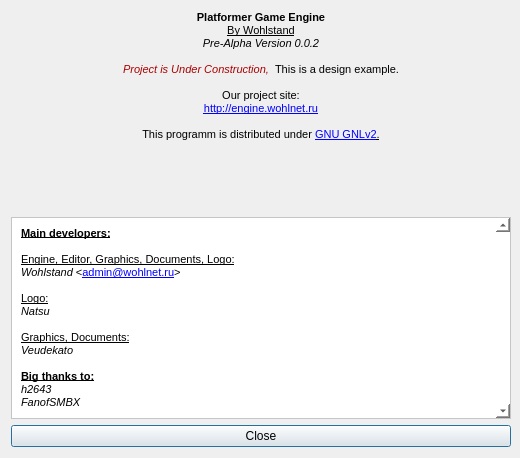
The window that Editor/aboutdialog.ui (WohlSoft/Moondust-Project) describes before a commit, drawn with Qt 5.
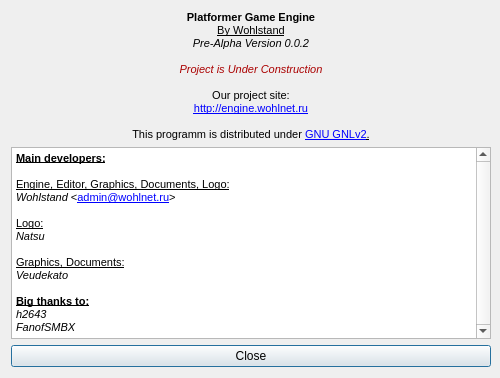
The same window after the commit. Icons and pictures are not drawn.

Commit message: Update Level Render in window

```diff
--- a/Editor/aboutdialog.ui
+++ b/Editor/aboutdialog.ui
@@ -10,7 +10,7 @@
     <x>0</x>
     <y>0</y>
     <width>500</width>
-    <height>390</height>
+    <height>443</height>
    </rect>
   </property>
   <property name="sizePolicy">
@@ -54,66 +54,13 @@
   <property name="modal">
    <bool>true</bool>
   </property>
-  <layout class="QGridLayout" name="gridLayout" rowminimumheight="200,0,0" columnminimumwidth="500">
+  <layout class="QGridLayout" name="gridLayout" rowminimumheight="0,150,0">
    <property name="sizeConstraint">
     <enum>QLayout::SetFixedSize</enum>
    </property>
    <property name="rightMargin">
     <number>9</number>
    </property>
-   <item row="1" column="0">
-    <widget class="QScrollArea" name="scrollArea">
-     <property name="styleSheet">
-      <string notr="true">background-color: rgb(255, 255, 255);</string>
-     </property>
-     <property name="verticalScrollBarPolicy">
-      <enum>Qt::ScrollBarAlwaysOn</enum>
-     </property>
-     <property name="widgetResizable">
-      <bool>true</bool>
-     </property>
-     <widget class="QWidget" name="scrollAreaWidgetContents">
-      <property name="geometry">
-       <rect>
-        <x>0</x>
-        <y>0</y>
-        <width>463</width>
-        <height>200</height>
-       </rect>
-      </property>
-      <layout class="QVBoxLayout" name="verticalLayout">
-       <item>
-        <widget class="QLabel" name="label_2">
-         <property name="text">
-          <string>&lt;!DOCTYPE HTML PUBLIC &quot;-//W3C//DTD HTML 4.0//EN&quot; &quot;http://www.w3.org/TR/REC-html40/strict.dtd&quot;&gt;
-&lt;html&gt;&lt;head&gt;&lt;meta name=&quot;qrichtext&quot; content=&quot;1&quot; /&gt;&lt;style type=&quot;text/css&quot;&gt;
-p, li { white-space: pre-wrap; }
-&lt;/style&gt;&lt;/head&gt;&lt;body style=&quot; font-family:'MS Shell Dlg 2'; font-size:8.25pt; font-weight:400; font-style:normal;&quot;&gt;
-&lt;p style=&quot; margin-top:0px; margin-bottom:0px; margin-left:0px; margin-right:0px; -qt-block-indent:0; text-indent:0px;&quot;&gt;&lt;span style=&quot; font-size:8pt; font-weight:600; text-decoration: underline;&quot;&gt;Main developers:&lt;br /&gt;&lt;/span&gt;&lt;/p&gt;
-&lt;p style=&quot; margin-top:0px; margin-bottom:0px; margin-left:0px; margin-right:0px; -qt-block-indent:0; text-indent:0px;&quot;&gt;&lt;span style=&quot; font-size:8pt; text-decoration: underline;&quot;&gt;Engine, Editor, Graphics, Documents, Logo:&lt;/span&gt;&lt;/p&gt;
-&lt;p style=&quot; margin-top:0px; margin-bottom:0px; margin-left:0px; margin-right:0px; -qt-block-indent:0; text-indent:0px;&quot;&gt;&lt;span style=&quot; font-size:8pt; font-style:italic;&quot;&gt;Wohlstand&lt;/span&gt;&lt;span style=&quot; font-size:8pt;&quot;&gt; &amp;lt;&lt;/span&gt;&lt;a href=&quot;mailto:admin@wohlnet.ru&quot;&gt;&lt;span style=&quot; font-size:8pt; text-decoration: underline; color:#0000ff;&quot;&gt;admin@wohlnet.ru&lt;/span&gt;&lt;/a&gt;&lt;span style=&quot; font-size:8pt;&quot;&gt;&amp;gt;&lt;br /&gt;&lt;/span&gt;&lt;/p&gt;
-&lt;p style=&quot; margin-top:0px; margin-bottom:0px; margin-left:0px; margin-right:0px; -qt-block-indent:0; text-indent:0px;&quot;&gt;&lt;span style=&quot; font-size:8pt; text-decoration: underline;&quot;&gt;Logo:&lt;/span&gt;&lt;/p&gt;
-&lt;p style=&quot; margin-top:0px; margin-bottom:0px; margin-left:0px; margin-right:0px; -qt-block-indent:0; text-indent:0px;&quot;&gt;&lt;span style=&quot; font-size:8pt; font-style:italic;&quot;&gt;Natsu&lt;br /&gt;&lt;/span&gt;&lt;/p&gt;
-&lt;p style=&quot; margin-top:0px; margin-bottom:0px; margin-left:0px; margin-right:0px; -qt-block-indent:0; text-indent:0px;&quot;&gt;&lt;span style=&quot; font-size:8pt; text-decoration: underline;&quot;&gt;Graphics, Documents:&lt;/span&gt;&lt;/p&gt;
-&lt;p style=&quot; margin-top:0px; margin-bottom:0px; margin-left:0px; margin-right:0px; -qt-block-indent:0; text-indent:0px;&quot;&gt;&lt;span style=&quot; font-size:8pt; font-style:italic;&quot;&gt;Veudekato&lt;br /&gt;&lt;/span&gt;&lt;/p&gt;
-&lt;p style=&quot; margin-top:0px; margin-bottom:0px; margin-left:0px; margin-right:0px; -qt-block-indent:0; text-indent:0px;&quot;&gt;&lt;span style=&quot; font-size:8pt; font-weight:600; text-decoration: underline;&quot;&gt;Big thanks to:&lt;br /&gt;&lt;/span&gt;&lt;span style=&quot; font-size:8pt; font-style:italic;&quot;&gt;h2643&lt;/span&gt;&lt;/p&gt;
-&lt;p style=&quot; margin-top:0px; margin-bottom:0px; margin-left:0px; margin-right:0px; -qt-block-indent:0; text-indent:0px;&quot;&gt;&lt;span style=&quot; font-size:8pt; font-style:italic;&quot;&gt;FanofSMBX&lt;/span&gt;&lt;/p&gt;&lt;/body&gt;&lt;/html&gt;</string>
-         </property>
-         <property name="alignment">
-          <set>Qt::AlignLeading|Qt::AlignLeft|Qt::AlignTop</set>
-         </property>
-         <property name="wordWrap">
-          <bool>true</bool>
-         </property>
-         <property name="textInteractionFlags">
-          <set>Qt::LinksAccessibleByMouse|Qt::TextSelectableByMouse</set>
-         </property>
-        </widget>
-       </item>
-      </layout>
-     </widget>
-    </widget>
-   </item>
    <item row="2" column="0">
     <widget class="QPushButton" name="pushButton">
      <property name="text">
@@ -147,7 +94,7 @@
 &lt;p align=&quot;center&quot; style=&quot; margin-top:0px; margin-bottom:0px; margin-left:0px; margin-right:0px; -qt-block-indent:0; text-indent:0px;&quot;&gt;&lt;span style=&quot; font-family:'MS Shell Dlg 2'; font-size:8pt; font-weight:600;&quot;&gt;Platformer Game Engine&lt;/span&gt;&lt;/p&gt;
 &lt;p align=&quot;center&quot; style=&quot; margin-top:0px; margin-bottom:0px; margin-left:0px; margin-right:0px; -qt-block-indent:0; text-indent:0px;&quot;&gt;&lt;span style=&quot; font-family:'MS Shell Dlg 2'; font-size:8pt; text-decoration: underline;&quot;&gt;By Wohlstand&lt;/span&gt;&lt;span style=&quot; font-family:'MS Shell Dlg 2'; font-size:8pt; font-weight:600;&quot;&gt;&lt;br /&gt;&lt;/span&gt;&lt;span style=&quot; font-family:'MS Shell Dlg 2'; font-size:8pt; font-style:italic;&quot;&gt;Pre-Alpha Version 0.0.2&lt;/span&gt;&lt;/p&gt;
 &lt;p align=&quot;center&quot; style=&quot;-qt-paragraph-type:empty; margin-top:0px; margin-bottom:0px; margin-left:0px; margin-right:0px; -qt-block-indent:0; text-indent:0px; font-family:'MS Shell Dlg 2'; font-size:8pt; font-style:italic;&quot;&gt;&lt;/p&gt;
-&lt;p align=&quot;center&quot; style=&quot; margin-top:0px; margin-bottom:0px; margin-left:0px; margin-right:0px; -qt-block-indent:0; text-indent:0px;&quot;&gt;&lt;span style=&quot; font-family:'MS Shell Dlg 2'; font-size:8pt; font-style:italic; color:#aa0000;&quot;&gt;Project is Under Construction,  &lt;/span&gt;&lt;span style=&quot; font-family:'MS Shell Dlg 2'; font-size:8pt;&quot;&gt;This is a design example.&lt;br /&gt;&lt;/span&gt;&lt;/p&gt;
+&lt;p align=&quot;center&quot; style=&quot; margin-top:0px; margin-bottom:0px; margin-left:0px; margin-right:0px; -qt-block-indent:0; text-indent:0px;&quot;&gt;&lt;span style=&quot; font-family:'MS Shell Dlg 2'; font-size:8pt; font-style:italic; color:#aa0000;&quot;&gt;Project is Under Construction&lt;/span&gt;&lt;span style=&quot; font-family:'MS Shell Dlg 2'; font-size:8pt;&quot;&gt;&lt;br /&gt;&lt;/span&gt;&lt;/p&gt;
 &lt;p align=&quot;center&quot; style=&quot; margin-top:0px; margin-bottom:0px; margin-left:0px; margin-right:0px; -qt-block-indent:0; text-indent:0px;&quot;&gt;&lt;span style=&quot; font-family:'MS Shell Dlg 2'; font-size:8pt;&quot;&gt;Our project site:&lt;/span&gt;&lt;/p&gt;
 &lt;p align=&quot;center&quot; style=&quot; margin-top:0px; margin-bottom:0px; margin-left:0px; margin-right:0px; -qt-block-indent:0; text-indent:0px;&quot;&gt;&lt;a href=&quot;http://engine.wohlnet.ru&quot;&gt;&lt;span style=&quot; font-size:8pt; text-decoration: underline; color:#0000ff;&quot;&gt;http://engine.wohlnet.ru&lt;/span&gt;&lt;/a&gt;&lt;/p&gt;
 &lt;p align=&quot;center&quot; style=&quot;-qt-paragraph-type:empty; margin-top:0px; margin-bottom:0px; margin-left:0px; margin-right:0px; -qt-block-indent:0; text-indent:0px; font-size:8pt; text-decoration: underline; color:#0000ff;&quot;&gt;&lt;/p&gt;
@@ -164,6 +111,40 @@
      </property>
     </widget>
    </item>
+   <item row="1" column="0">
+    <widget class="QTextEdit" name="textEdit">
+     <property name="minimumSize">
+      <size>
+       <width>480</width>
+       <height>0</height>
+      </size>
+     </property>
+     <property name="verticalScrollBarPolicy">
+      <enum>Qt::ScrollBarAlwaysOn</enum>
+     </property>
+     <property name="horizontalScrollBarPolicy">
+      <enum>Qt::ScrollBarAlwaysOff</enum>
+     </property>
+     <property name="html">
+      <string>&lt;!DOCTYPE HTML PUBLIC &quot;-//W3C//DTD HTML 4.0//EN&quot; &quot;http://www.w3.org/TR/REC-html40/strict.dtd&quot;&gt;
+&lt;html&gt;&lt;head&gt;&lt;meta name=&quot;qrichtext&quot; content=&quot;1&quot; /&gt;&lt;style type=&quot;text/css&quot;&gt;
+p, li { white-space: pre-wrap; }
+&lt;/style&gt;&lt;/head&gt;&lt;body style=&quot; font-family:'Liberation Sans'; font-size:8.25pt; font-weight:400; font-style:normal;&quot;&gt;
+&lt;p style=&quot; margin-top:0px; margin-bottom:0px; margin-left:0px; margin-right:0px; -qt-block-indent:0; text-indent:0px;&quot;&gt;&lt;span style=&quot; font-family:'MS Shell Dlg 2'; font-size:8pt; font-weight:600; text-decoration: underline;&quot;&gt;Main developers:&lt;br /&gt;&lt;/span&gt;&lt;/p&gt;
+&lt;p style=&quot; margin-top:0px; margin-bottom:0px; margin-left:0px; margin-right:0px; -qt-block-indent:0; text-indent:0px;&quot;&gt;&lt;span style=&quot; font-family:'MS Shell Dlg 2'; font-size:8pt; text-decoration: underline;&quot;&gt;Engine, Editor, Graphics, Documents, Logo:&lt;/span&gt;&lt;/p&gt;
+&lt;p style=&quot; margin-top:0px; margin-bottom:0px; margin-left:0px; margin-right:0px; -qt-block-indent:0; text-indent:0px;&quot;&gt;&lt;span style=&quot; font-family:'MS Shell Dlg 2'; font-size:8pt; font-style:italic;&quot;&gt;Wohlstand&lt;/span&gt;&lt;span style=&quot; font-family:'MS Shell Dlg 2'; font-size:8pt;&quot;&gt; &amp;lt;&lt;/span&gt;&lt;a href=&quot;mailto:admin@wohlnet.ru&quot;&gt;&lt;span style=&quot; font-family:'MS Shell Dlg 2'; font-size:8pt; text-decoration: underline; color:#0000ff;&quot;&gt;admin@wohlnet.ru&lt;/span&gt;&lt;/a&gt;&lt;span style=&quot; font-family:'MS Shell Dlg 2'; font-size:8pt;&quot;&gt;&amp;gt;&lt;br /&gt;&lt;/span&gt;&lt;/p&gt;
+&lt;p style=&quot; margin-top:0px; margin-bottom:0px; margin-left:0px; margin-right:0px; -qt-block-indent:0; text-indent:0px;&quot;&gt;&lt;span style=&quot; font-family:'MS Shell Dlg 2'; font-size:8pt; text-decoration: underline;&quot;&gt;Logo:&lt;/span&gt;&lt;/p&gt;
+&lt;p style=&quot; margin-top:0px; margin-bottom:0px; margin-left:0px; margin-right:0px; -qt-block-indent:0; text-indent:0px;&quot;&gt;&lt;span style=&quot; font-family:'MS Shell Dlg 2'; font-size:8pt; font-style:italic;&quot;&gt;Natsu&lt;br /&gt;&lt;/span&gt;&lt;/p&gt;
+&lt;p style=&quot; margin-top:0px; margin-bottom:0px; margin-left:0px; margin-right:0px; -qt-block-indent:0; text-indent:0px;&quot;&gt;&lt;span style=&quot; font-family:'MS Shell Dlg 2'; font-size:8pt; text-decoration: underline;&quot;&gt;Graphics, Documents:&lt;/span&gt;&lt;/p&gt;
+&lt;p style=&quot; margin-top:0px; margin-bottom:0px; margin-left:0px; margin-right:0px; -qt-block-indent:0; text-indent:0px;&quot;&gt;&lt;span style=&quot; font-family:'MS Shell Dlg 2'; font-size:8pt; font-style:italic;&quot;&gt;Veudekato&lt;br /&gt;&lt;/span&gt;&lt;/p&gt;
+&lt;p style=&quot; margin-top:0px; margin-bottom:0px; margin-left:0px; margin-right:0px; -qt-block-indent:0; text-indent:0px;&quot;&gt;&lt;span style=&quot; font-family:'MS Shell Dlg 2'; font-size:8pt; font-weight:600; text-decoration: underline;&quot;&gt;Big thanks to:&lt;br /&gt;&lt;/span&gt;&lt;span style=&quot; font-family:'MS Shell Dlg 2'; font-size:8pt; font-style:italic;&quot;&gt;h2643&lt;/span&gt;&lt;/p&gt;
+&lt;p style=&quot; margin-top:0px; margin-bottom:0px; margin-left:0px; margin-right:0px; -qt-block-indent:0; text-indent:0px;&quot;&gt;&lt;span style=&quot; font-family:'MS Shell Dlg 2'; font-size:8pt; font-style:italic;&quot;&gt;FanofSMBX&lt;/span&gt;&lt;/p&gt;&lt;/body&gt;&lt;/html&gt;</string>
+     </property>
+     <property name="textInteractionFlags">
+      <set>Qt::LinksAccessibleByKeyboard|Qt::LinksAccessibleByMouse|Qt::TextBrowserInteraction|Qt::TextSelectableByKeyboard|Qt::TextSelectableByMouse</set>
+     </property>
+    </widget>
+   </item>
   </layout>
   <action name="actionCloseDialog">
    <property name="text">
```
Left out of the diff: 2 changed lines with no effect on the pictures. The commit also changes 5 other files.
